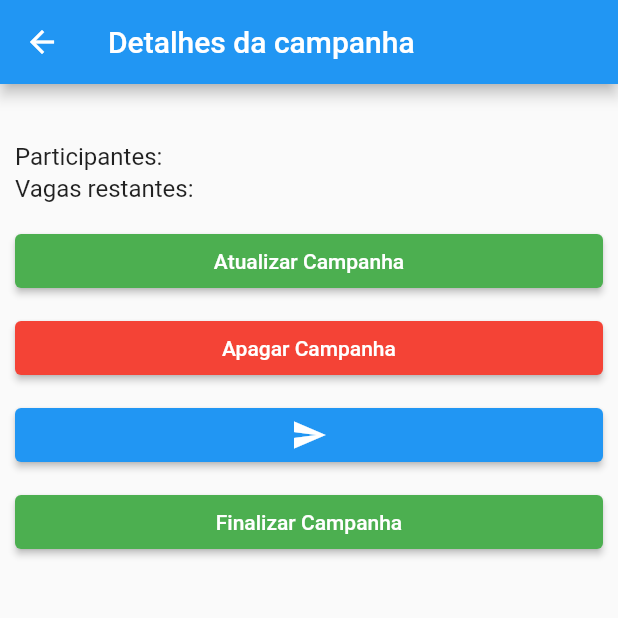
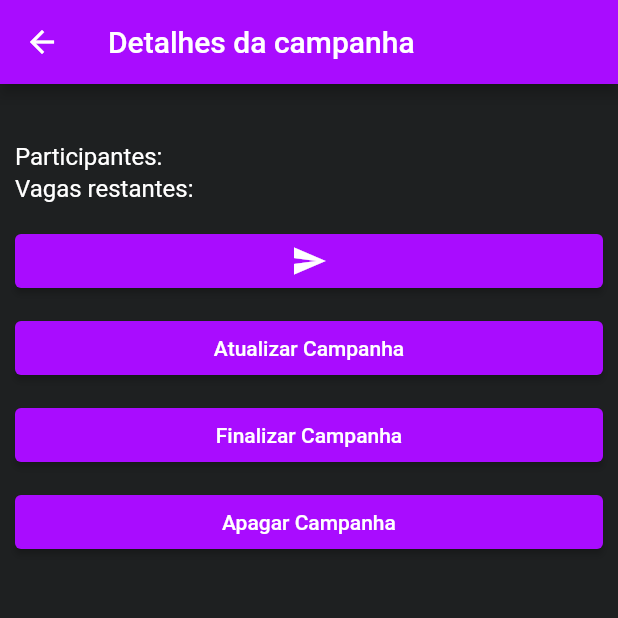
Before and after one commit to SamuelScavassa/rpg_finder, a Flutter app: the DetalhesCampanhaAtivas screen opened directly with empty values, on a phone screen of 412 x 824 dp, the top half of it. Run offline on Flutter 3.47's test engine with Material 2 defaults, Android fonts, the light colour scheme and no system bars; our stand-ins replace cloud_firestore, firebase_auth, firebase_core; missing offline and left inert: textfield_tags; accounts and stored records are empty.

Commit message:
Padronizando as cores
Sem design

```diff
--- a/rpg_finder/lib/views/campanha/detailsCampanhaAtivas.dart
+++ b/rpg_finder/lib/views/campanha/detailsCampanhaAtivas.dart
@@ -48,7 +48,9 @@ class _DetalhesCampanhaAtivasState extends State<DetalhesCampanhaAtivas> {
   @override
   Widget build(BuildContext context) {
     return Scaffold(
+      backgroundColor: const Color.fromRGBO(30, 32, 33, 1),
       appBar: AppBar(
+        backgroundColor: const Color.fromARGB(255, 169, 12, 255),
         title: Text(
           'Detalhes da campanha ${sessoes['campanha-name'].toString().toLowerCase()}',
         ),
@@ -61,7 +63,7 @@ class _DetalhesCampanhaAtivasState extends State<DetalhesCampanhaAtivas> {
             child: Center(
               child: Text(
                 '${sessoes['campanha-name']}',
-                style: const TextStyle(fontSize: 20),
+                style: const TextStyle(fontSize: 20, color: Colors.white),
               ),
             ),
           ),
@@ -72,7 +74,7 @@ class _DetalhesCampanhaAtivasState extends State<DetalhesCampanhaAtivas> {
               children: [
                 Text(
                   'Participantes:',
-                  style: TextStyle(fontSize: 16),
+                  style: const TextStyle(fontSize: 16, color: Colors.white),
                 ),
                 SizedBox(height: 2),
                 ListView.separated(
@@ -87,7 +89,8 @@ class _DetalhesCampanhaAtivasState extends State<DetalhesCampanhaAtivas> {
                     return ListTile(
                         title: Text(
                           playerName,
-                          style: TextStyle(fontSize: 16),
+                          style: const TextStyle(
+                              fontSize: 16, color: Colors.white),
                         ),
                         trailing: GestureDetector(
                           onTap: () => retirarUserCampanha(
@@ -97,39 +100,16 @@ class _DetalhesCampanhaAtivasState extends State<DetalhesCampanhaAtivas> {
                               context),
                           child: Icon(
                             Icons.highlight_remove_sharp,
-                            color: Colors.red.shade700,
+                            color: Colors.purple.shade700,
                           ),
                         ));
                   },
                 ),
                 Text("Vagas restantes: $vagasDisponiveis",
-                    style: const TextStyle(fontSize: 16)),
+                    style: const TextStyle(fontSize: 16, color: Colors.white)),
               ],
             ),
           ),
-          Padding(
-              padding: const EdgeInsets.fromLTRB(10, 5, 10, 5),
-              child: SizedBox(
-                  width: MediaQuery.of(context).size.width,
-                  child: ElevatedButton(
-                    onPressed: () => popUpAtualizarCampanha(
-                        context, sessoes, campanhaId, sessoes.id),
-                    child: Text("Atualizar Campanha"),
-                    style: ElevatedButton.styleFrom(
-                      backgroundColor: Colors.green,
-                    ),
-                  ))),
-          Padding(
-              padding: const EdgeInsets.fromLTRB(10, 5, 10, 5),
-              child: SizedBox(
-                  width: MediaQuery.of(context).size.width,
-                  child: ElevatedButton(
-                    onPressed: () => deletarCampanha(sessoes.id, context),
-                    child: Text("Apagar Campanha"),
-                    style: ElevatedButton.styleFrom(
-                      backgroundColor: Colors.red,
-                    ),
-                  ))),
           Padding(
             padding: const EdgeInsets.fromLTRB(10, 5, 10, 5),
             child: SizedBox(
@@ -146,7 +126,7 @@ class _DetalhesCampanhaAtivasState extends State<DetalhesCampanhaAtivas> {
                 },
                 child: Icon(Icons.send),
                 style: ElevatedButton.styleFrom(
-                  backgroundColor: Colors.blue,
+                  backgroundColor: const Color.fromARGB(255, 169, 12, 255),
                 ),
               ),
             ),
@@ -156,10 +136,33 @@ class _DetalhesCampanhaAtivasState extends State<DetalhesCampanhaAtivas> {
               child: SizedBox(
                   width: MediaQuery.of(context).size.width,
                   child: ElevatedButton(
+                    onPressed: () => popUpAtualizarCampanha(
+                        context, sessoes, campanhaId, sessoes.id),
+                    child: Text("Atualizar Campanha"),
+                    style: ElevatedButton.styleFrom(
+                      backgroundColor: const Color.fromARGB(255, 169, 12, 255),
+                    ),
+                  ))),
+          Padding(
+              padding: const EdgeInsets.fromLTRB(10, 5, 10, 5),
+              child: SizedBox(
+                  width: MediaQuery.of(context).size.width,
+                  child: ElevatedButton(
                     onPressed: () => finalizarCampanha(sessoes.id, context),
                     child: Text("Finalizar Campanha"),
                     style: ElevatedButton.styleFrom(
-                      backgroundColor: Colors.green,
+                      backgroundColor: const Color.fromARGB(255, 169, 12, 255),
+                    ),
+                  ))),
+          Padding(
+              padding: const EdgeInsets.fromLTRB(10, 5, 10, 5),
+              child: SizedBox(
+                  width: MediaQuery.of(context).size.width,
+                  child: ElevatedButton(
+                    onPressed: () => deletarCampanha(sessoes.id, context),
+                    child: Text("Apagar Campanha"),
+                    style: ElevatedButton.styleFrom(
+                      backgroundColor: const Color.fromARGB(255, 169, 12, 255),
                     ),
                   ))),
         ],
```
Also changed, not shown: rpg_finder/lib/views/campanha/details-campanha.dart (+17 -5 lines).
